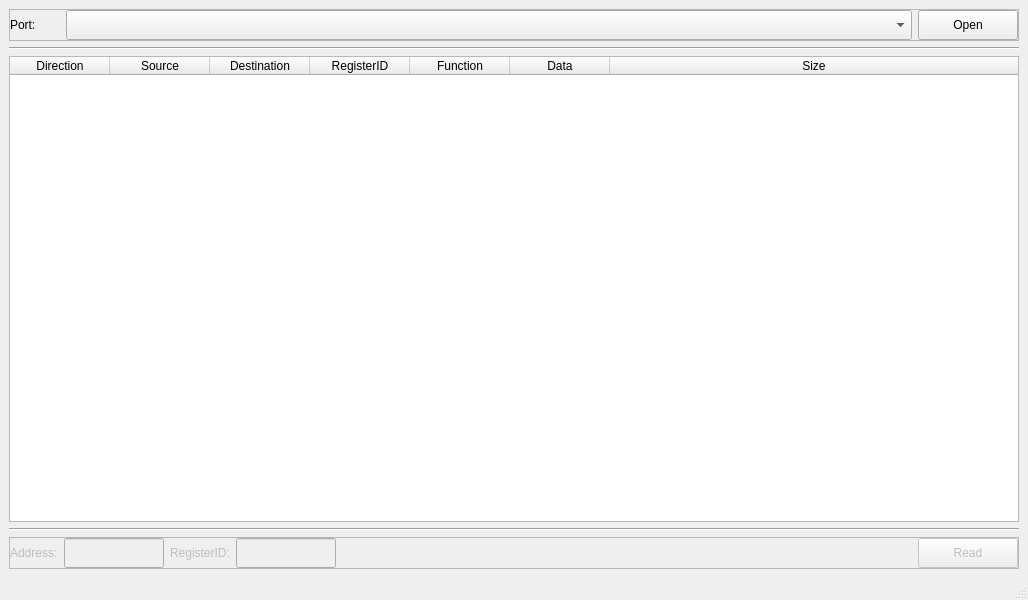
Qt form tools/danish-monitor/mainwindow.ui (araz71/danish) before a commit.
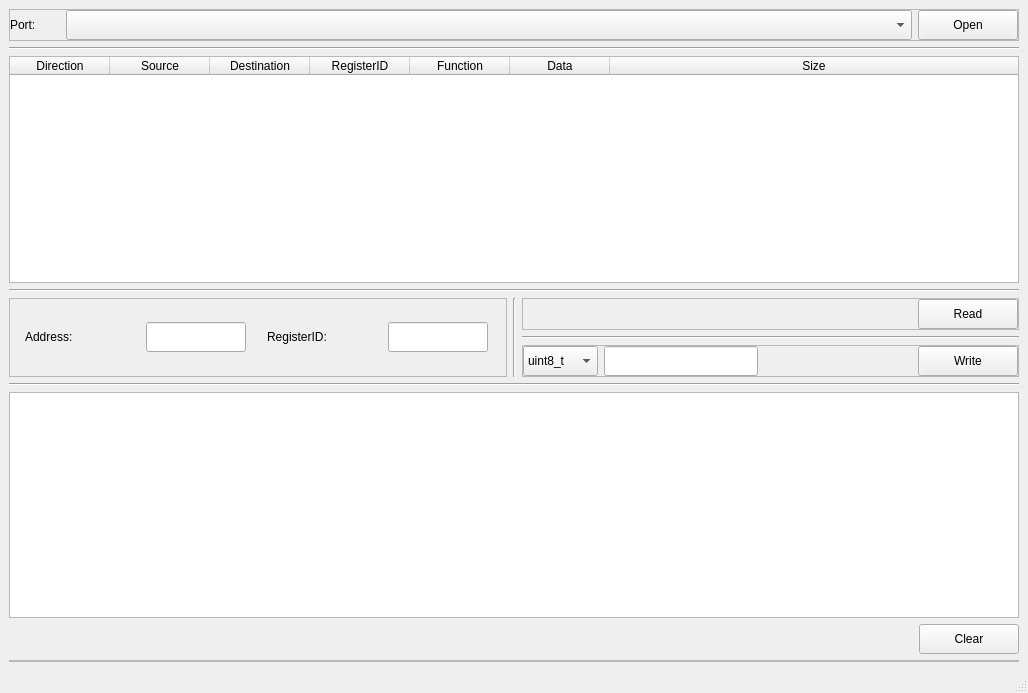
The same form after that commit.

What changed in the file:
```diff
--- a/tools/danish-monitor/mainwindow.ui
+++ b/tools/danish-monitor/mainwindow.ui
@@ -7,14 +7,14 @@
     <x>0</x>
     <y>0</y>
     <width>1028</width>
-    <height>600</height>
+    <height>693</height>
    </rect>
   </property>
   <property name="windowTitle">
    <string>Danish Monitor</string>
   </property>
   <widget class="QWidget" name="centralwidget">
-   <layout class="QVBoxLayout" name="verticalLayout_3">
+   <layout class="QVBoxLayout" name="verticalLayout_5">
     <item>
      <widget class="QFrame" name="frmOpen">
       <property name="frameShape">
@@ -157,20 +157,16 @@
      </widget>
     </item>
     <item>
-     <widget class="QFrame" name="frmRead">
-      <property name="enabled">
-       <bool>false</bool>
-      </property>
+     <layout class="QHBoxLayout" name="horizontalLayout_5">
+      <item>
+       <widget class="QFrame" name="frame">
       <property name="frameShape">
        <enum>QFrame::StyledPanel</enum>
       </property>
       <property name="frameShadow">
        <enum>QFrame::Raised</enum>
       </property>
-      <layout class="QVBoxLayout" name="verticalLayout" stretch="0">
-       <property name="spacing">
-        <number>6</number>
-       </property>
+        <layout class="QVBoxLayout" name="verticalLayout_3">
        <property name="leftMargin">
         <number>0</number>
        </property>
@@ -249,6 +245,41 @@
            </property>
           </widget>
          </item>
+          </layout>
+         </item>
+        </layout>
+       </widget>
+      </item>
+      <item>
+       <widget class="Line" name="line_3">
+        <property name="orientation">
+         <enum>Qt::Vertical</enum>
+        </property>
+       </widget>
+      </item>
+      <item>
+       <layout class="QVBoxLayout" name="verticalLayout_4">
+        <item>
+         <widget class="QFrame" name="frame_2">
+          <property name="frameShape">
+           <enum>QFrame::StyledPanel</enum>
+          </property>
+          <property name="frameShadow">
+           <enum>QFrame::Raised</enum>
+          </property>
+          <layout class="QHBoxLayout" name="horizontalLayout_4">
+           <property name="leftMargin">
+            <number>0</number>
+           </property>
+           <property name="topMargin">
+            <number>0</number>
+           </property>
+           <property name="rightMargin">
+            <number>0</number>
+           </property>
+           <property name="bottomMargin">
+            <number>0</number>
+           </property>
          <item>
           <spacer name="horizontalSpacer">
            <property name="orientation">
@@ -276,7 +307,183 @@
           </widget>
          </item>
         </layout>
-       </item>
+         </widget>
+        </item>
+        <item>
+         <widget class="Line" name="line_4">
+          <property name="orientation">
+           <enum>Qt::Horizontal</enum>
+          </property>
+         </widget>
+        </item>
+        <item>
+         <widget class="QFrame" name="frame_3">
+          <property name="frameShape">
+           <enum>QFrame::StyledPanel</enum>
+          </property>
+          <property name="frameShadow">
+           <enum>QFrame::Raised</enum>
+          </property>
+          <layout class="QVBoxLayout" name="verticalLayout_6">
+           <property name="leftMargin">
+            <number>0</number>
+           </property>
+           <property name="topMargin">
+            <number>0</number>
+           </property>
+           <property name="rightMargin">
+            <number>0</number>
+           </property>
+           <property name="bottomMargin">
+            <number>0</number>
+           </property>
+           <item>
+            <layout class="QHBoxLayout" name="horizontalLayout_3">
+             <item>
+              <widget class="QComboBox" name="cbType">
+               <property name="minimumSize">
+                <size>
+                 <width>0</width>
+                 <height>30</height>
+                </size>
+               </property>
+               <item>
+                <property name="text">
+                 <string>uint8_t</string>
+                </property>
+               </item>
+               <item>
+                <property name="text">
+                 <string>uint16_t</string>
+                </property>
+               </item>
+               <item>
+                <property name="text">
+                 <string>uint32_t</string>
+                </property>
+               </item>
+               <item>
+                <property name="text">
+                 <string>String</string>
+                </property>
+               </item>
+              </widget>
+             </item>
+             <item>
+              <widget class="QLineEdit" name="leData">
+               <property name="minimumSize">
+                <size>
+                 <width>0</width>
+                 <height>30</height>
+                </size>
+               </property>
+               <property name="alignment">
+                <set>Qt::AlignCenter</set>
+               </property>
+              </widget>
+             </item>
+             <item>
+              <spacer name="horizontalSpacer_2">
+               <property name="orientation">
+                <enum>Qt::Horizontal</enum>
+               </property>
+               <property name="sizeHint" stdset="0">
+                <size>
+                 <width>40</width>
+                 <height>20</height>
+                </size>
+               </property>
+              </spacer>
+             </item>
+             <item>
+              <widget class="QPushButton" name="btnWrite">
+               <property name="minimumSize">
+                <size>
+                 <width>100</width>
+                 <height>30</height>
+                </size>
+               </property>
+               <property name="text">
+                <string>Write</string>
+               </property>
+              </widget>
+             </item>
+            </layout>
+           </item>
+          </layout>
+         </widget>
+        </item>
+       </layout>
+      </item>
+     </layout>
+    </item>
+    <item>
+     <widget class="Line" name="line_5">
+      <property name="orientation">
+       <enum>Qt::Horizontal</enum>
+      </property>
+     </widget>
+    </item>
+    <item>
+     <widget class="QPlainTextEdit" name="textEditLog"/>
+    </item>
+    <item>
+     <layout class="QHBoxLayout" name="horizontalLayout_6">
+      <item>
+       <spacer name="horizontalSpacer_3">
+        <property name="orientation">
+         <enum>Qt::Horizontal</enum>
+        </property>
+        <property name="sizeHint" stdset="0">
+         <size>
+          <width>40</width>
+          <height>20</height>
+         </size>
+        </property>
+       </spacer>
+      </item>
+      <item>
+       <widget class="QPushButton" name="btnClear">
+        <property name="minimumSize">
+         <size>
+          <width>100</width>
+          <height>30</height>
+         </size>
+        </property>
+        <property name="text">
+         <string>Clear</string>
+        </property>
+       </widget>
+      </item>
+     </layout>
+    </item>
+    <item>
+     <widget class="QFrame" name="frmRead">
+      <property name="enabled">
+       <bool>false</bool>
+      </property>
+      <property name="frameShape">
+       <enum>QFrame::StyledPanel</enum>
+      </property>
+      <property name="frameShadow">
+       <enum>QFrame::Raised</enum>
+      </property>
+      <layout class="QVBoxLayout" name="verticalLayout">
+       <property name="spacing">
+        <number>6</number>
+       </property>
+       <property name="leftMargin">
+        <number>0</number>
+       </property>
+       <property name="topMargin">
+        <number>0</number>
+       </property>
+       <property name="rightMargin">
+        <number>0</number>
+       </property>
+       <property name="bottomMargin">
+        <number>0</number>
+       </property>
       </layout>
      </widget>
     </item>
```
Lines whose indentation alone changed are shown as unchanged.
